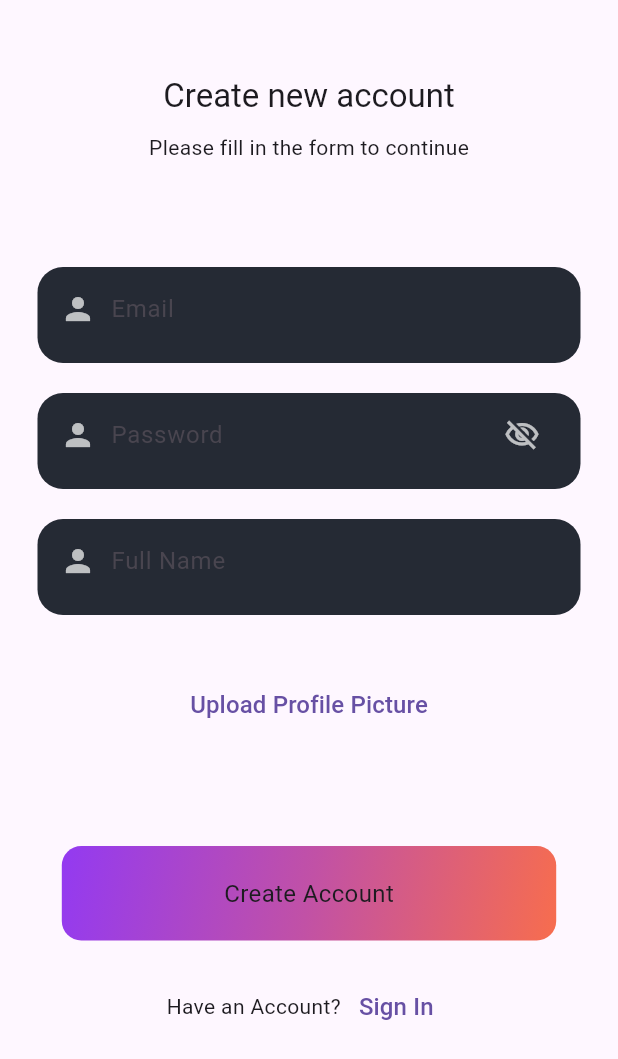
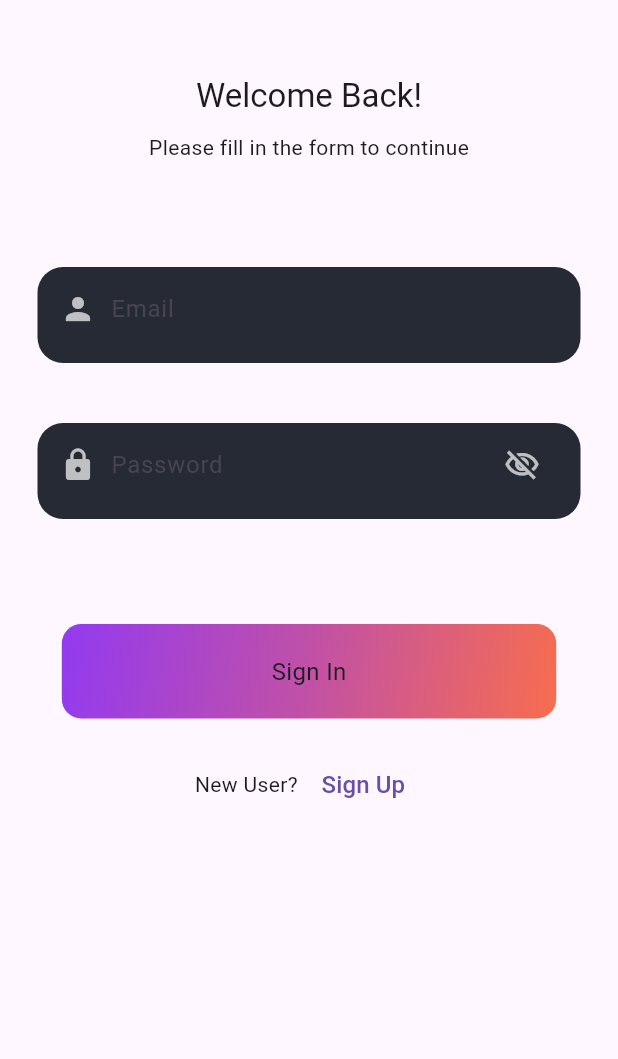
Before and after one commit to Neutrino2711/x_flutter, a Flutter app: the screen it shows after launch, on a phone screen of 412 x 824 dp. Shown: the top 1059 px of the screen. Run offline on Flutter 3.47's test engine with Material 3 defaults, Android fonts, the phone set to English and light mode, and no system bars; our stand-ins replace bloc, dio, equatable, flutter_bloc, hydrated_bloc, image_picker.

```diff
--- a/lib/business_logic/blocs/bloc/post_list_bloc.dart
+++ b/lib/business_logic/blocs/bloc/post_list_bloc.dart
@@ -24,11 +24,12 @@ class PostListBloc extends Bloc<PostListEvent, PostListState> {
     emit(PostListLoading());
     try{
       final response = await dio.get(
-        savedPosts? PostConstants.bookmarklistUrl:PostConstants.postlistUrl,
+        savedPosts? PostConstants.bookmarklistUrl:PostConstants.postCreateUrl,
         options: Options(
           headers:
           {'Authorization': 'Token $authToken'},),
       );
+      print(response);
       List<Postslist> postsList = (response.data as List).map((e) => Postslist.fromMap(e)).toList();
       emit(PostListLoaded(postsList));
 
@@ -36,6 +37,7 @@ class PostListBloc extends Bloc<PostListEvent, PostListState> {
     }
     catch(e)
     {
+      print(e);
       emit(PostListError(e.toString()));
     }
 
--- a/lib/business_logic/blocs/cubit/auth_cubit.dart
+++ b/lib/business_logic/blocs/cubit/auth_cubit.dart
@@ -46,6 +46,7 @@ class AuthCubit extends HydratedCubit<AuthState> {
 
   void navigateToRegister() {
     emit(const UnAuthRegister());
+     print(state);
   }
 
   void navigateToLogin(){
--- a/lib/constants/constants.dart
+++ b/lib/constants/constants.dart
@@ -1,5 +1,5 @@
 class BasicApiConstants {
-  static const String baseUrl = 'https://d885-49-37-46-97.ngrok-free.app/';
+  static const String baseUrl = 'https://7935-122-170-82-202.ngrok-free.app/';
 }
 
 class PostConstants {
--- a/lib/data/models/user.dart
+++ b/lib/data/models/user.dart
@@ -4,9 +4,9 @@ class User {
   final int id;
   final String email;
   final String name;
-  final String city;
-  final String dob;
-  final String bio;
+  final String? city;
+  final String? dob;
+  final String? bio;
   final String joined;
   final int followers;
   final int following;
@@ -67,16 +67,16 @@ class User {
 
   factory User.fromMap(Map<String, dynamic> map) {
     return User(
-      id: map['id'].toInt() as int,
+      id: map['id']?.toInt() as int,
       email: map['email'] as String,
       name: map['name'] as String,
-      city: map['city'] as String,
-      dob: map['dob'] as String,
-      bio: map['bio'] as String,
+      city: map['city']?.toString() as String?,
+      dob: map['dob']?.toString() as String?,
+      bio: map['bio']?.toString() as String?,
       joined: map['joined'] as String,
       followers: map['followers'].toInt() as int,
       following: map['following'].toInt() as int,
-      profile_pic: (map['profile_pic'] as String),
+      profile_pic: (map['profile_pic']?.toString() as String?),
     );
   }
 
--- a/lib/main.dart
+++ b/lib/main.dart
@@ -6,6 +6,7 @@ import 'package:path_provider/path_provider.dart';
 import 'package:x/business_logic/blocs/cubit/auth_cubit.dart';
 import 'package:x/data/repos/auth_repo.dart';
 import 'package:x/presentation/screens/register_screen.dart';
+import 'package:x/presentation/screens/wrapper.dart';
 
 Future<void> main() async {
   WidgetsFlutterBinding.ensureInitialized();
@@ -30,10 +31,7 @@ class _MyAppState extends State<MyApp> {
     return BlocProvider<AuthCubit>(
       create: (context) => AuthCubit(authRepository: AuthRepository(dio: Dio())),
       child: MaterialApp(
-        home: BlocProvider<AuthCubit>(
-        create: (context) => AuthCubit(authRepository: AuthRepository(dio: Dio())),
-        child: RegisterScreen(),
-      ),
+       home: Wrapper(),
 
       ),
     );
--- /dev/null
+++ b/lib/presentation/screens/login_screen.dart
@@ -0,0 +1,142 @@
+import 'dart:math';
+
+import 'package:dio/dio.dart';
+import 'package:flutter/material.dart';
+import 'package:flutter_bloc/flutter_bloc.dart';
+import 'package:x/business_logic/blocs/bloc/post_list_bloc.dart';
+import 'package:x/business_logic/blocs/cubit/auth_cubit.dart';
+import 'package:x/data/repos/auth_repo.dart';
+import 'package:x/presentation/screens/postscreen.dart';
+import 'package:x/presentation/widgets/custom_button.dart';
+import 'package:x/presentation/widgets/custom_textfield.dart';
+import 'package:x/presentation/widgets/custom_passwordfield.dart';
+
+class LoginScreen extends StatelessWidget {
+  final GlobalKey<FormState> _formKey = GlobalKey<FormState>();
+  final TextEditingController _emailController = TextEditingController();
+  final TextEditingController _passwordController = TextEditingController();
+  final String? error;
+
+  LoginScreen({super.key, this.error});
+
+  @override
+  Widget build(BuildContext context) {
+    var dimensions = MediaQuery.of(context).size;
+    return Scaffold(
+      body: BlocListener<AuthCubit, AuthState>(
+          listenWhen: (previous, current) => current is AuthFailedLogin,
+          listener: (context, state) {
+            ScaffoldMessenger.of(context).showSnackBar(SnackBar(
+              content: Text(state.error!),
+            ));
+          },
+          child: SafeArea(
+              child: SingleChildScrollView(
+                  child: Form(
+                      key: _formKey,
+                      child: Column(
+                          crossAxisAlignment: CrossAxisAlignment.center,
+                          children: [
+                            const SizedBox(height: 50),
+                            Text('Welcome Back!',
+                                style:
+                                    Theme.of(context).textTheme.titleLarge),
+                            const SizedBox(
+                              height: 10,
+                            ),
+                            const Text('Please fill in the form to continue'),
+                            const SizedBox(height: 70),
+                            CustomTextFormField(
+                              label: 'Email',
+                              iconData: Icons.person,
+                              textEditingController: _emailController,
+                              validator: (p0) => p0!.isEmpty
+                                  ? 'Email cannot be empty'
+                                  : null,
+                            ),
+                            const SizedBox(
+                              height: 20,
+                            ),
+                            const SizedBox(
+                              height: 20,
+                            ),
+                            CustomPasswordFormField(
+                              label: 'Password',
+                              iconData: Icons.lock,
+                              textEditingController: _passwordController,
+                              validator: (p0) => p0!.isEmpty
+                                  ? 'Password cannot be empty'
+                                  : null,
+                            ),
+                            const SizedBox(
+                              height: 70,
+                            ),
+                            BlocBuilder<AuthCubit, AuthState>(
+                              builder: (context, state) {
+                                return CustomButton(
+                                    dimensions: dimensions,
+                                    action: state is AuthLoadingLogin
+                                        ? null
+                                        : () {
+                                            FocusScope.of(context).unfocus();
+                                            if (_formKey.currentState!
+                                                .validate()) {
+                                              context.read<AuthCubit>().login(
+                                                  _emailController.text,
+                                                  _passwordController.text);
+                                            }
+                                            BlocProvider(
+              create: (context) => PostListBloc(
+                authToken: context.read<AuthCubit>().state.authToken!,
+                dio: Dio(),
+              ),
+              child: const PostScreen(),
+            );
+                                          },
+                                    child: state is AuthLoadingLogin
+                                        ? const CircularProgressIndicator()
+                                        : Text(
+                                            'Sign In',
+                                            style: TextStyle(
+                                              fontSize: Theme.of(context)
+                                                  .textTheme
+                                                  .titleMedium!
+                                                  .fontSize,
+                                            ),
+                                          ));
+                              },
+                            ),
+                              const SizedBox(
+                    height: 20,
+                  ),
+                  Row(
+                    mainAxisAlignment: MainAxisAlignment.center,
+                    children: [
+                      const Text(
+                        "New User? ",
+                        style: TextStyle(),
+                      ),
+                      TextButton(
+                        onPressed: () {
+                          context.read<AuthCubit>().navigateToRegister();
+                        },
+                        child: Text(
+                          'Sign Up',
+                          style: TextStyle(
+                            fontSize: Theme.of(context)
+                                .textTheme
+                                .titleMedium!
+                                .fontSize,
+                          ),
+                        ),
+                      ),],)
+                          ],
+                          ),
+                          ),
+                          )
+                          ,),
+                          ),
+
+    );
+  }
+}
--- a/lib/presentation/screens/register_screen.dart
+++ b/lib/presentation/screens/register_screen.dart
@@ -3,6 +3,7 @@ import 'package:flutter/material.dart';
 import 'package:flutter_bloc/flutter_bloc.dart';
 import 'package:image_picker/image_picker.dart';
 import 'package:x/business_logic/blocs/cubit/auth_cubit.dart';
+import 'package:x/presentation/screens/login_screen.dart';
 import 'package:x/presentation/widgets/custom_button.dart';
 import 'package:x/presentation/widgets/custom_textfield.dart';
 import 'package:x/presentation/widgets/custom_passwordfield.dart';
@@ -149,6 +150,9 @@ class _RegisterScreenState extends State<RegisterScreen> {
                             profilePic: _image
                           );
                         }
+                        Navigator.push(context,MaterialPageRoute(builder: (context){
+                          return LoginScreen();
+                        }));
                       },
                       child: state is AuthLoadingResgister? const CircularProgressIndicator():
                       Text('Create Account',
@@ -176,6 +180,7 @@ class _RegisterScreenState extends State<RegisterScreen> {
                       ,
                       TextButton(onPressed: (){
                         context.read<AuthCubit>().navigateToLogin();
+                        // print(context.read<AuthCubit>().state);
                       }, child:  Text(
                           'Sign In',
                           style: TextStyle(
--- /dev/null
+++ b/lib/presentation/screens/wrapper.dart
@@ -0,0 +1,68 @@
+//this screen is needed to put register and login screen under the auth cubit bloc provider in the widget tree here both will be at same level.
+
+import 'package:dio/dio.dart';
+import 'package:flutter/material.dart';
+import 'package:flutter_bloc/flutter_bloc.dart';
+import 'package:x/business_logic/blocs/bloc/post_list_bloc.dart';
+import 'package:x/business_logic/blocs/cubit/auth_cubit.dart';
+import 'package:x/business_logic/blocs/user/bloc/user_bloc.dart';
+import 'package:x/data/models/post.dart';
+import 'package:x/presentation/screens/home_screen.dart';
+import 'package:x/presentation/screens/login_screen.dart';
+import 'package:x/presentation/screens/postscreen.dart';
+import 'package:x/presentation/screens/register_screen.dart';
+
+class Wrapper extends StatelessWidget {
+  const Wrapper({super.key});
+
+  @override
+  Widget build(BuildContext context) {
+    return StreamBuilder(
+      stream: context.read<AuthCubit>().stream,
+      initialData: context.read<AuthCubit>().state,
+
+
+     builder: (context,snapshot){
+      if(snapshot.data is AuthLoggedIn){
+        UserBloc userbloc =  UserBloc(authToken: snapshot.data!.authToken!, dio: Dio());
+
+        userbloc.add(GetInitialUserData());
+
+        PostListBloc postListBloc = PostListBloc(authToken: snapshot.data!.authToken!, dio: Dio());
+
+
+
+
+
+       return MultiBlocProvider(
+          providers: [
+            BlocProvider.value(value: userbloc,),
+            BlocProvider.value(value: postListBloc),
+
+          ],
+
+          child: BlocBuilder<UserBloc,UserState>(builder: (context,state){
+            if(state is InitialUserState)
+            {
+              return Center(child: CircularProgressIndicator());
+            }
+            else {
+              print("home screen");
+              return HomeScreen();
+            }
+          },),
+          );
+
+
+      } else
+
+      if (snapshot.data is AuthLoginState) {
+        return LoginScreen();
+      } else {
+        return RegisterScreen();
+      }
+     }
+
+     );
+  }
+}
```
Also changed, not shown: lib/data/models/posts_list.dart (+9 -9 lines), lib/data/repos/auth_repo.dart (+1 -9 lines), lib/presentation/screens/home_screen.dart (added, +35 -0 lines), lib/presentation/screens/postscreen.dart (+6 -2 lines), lib/presentation/tabs/post_tab.dart (added).
